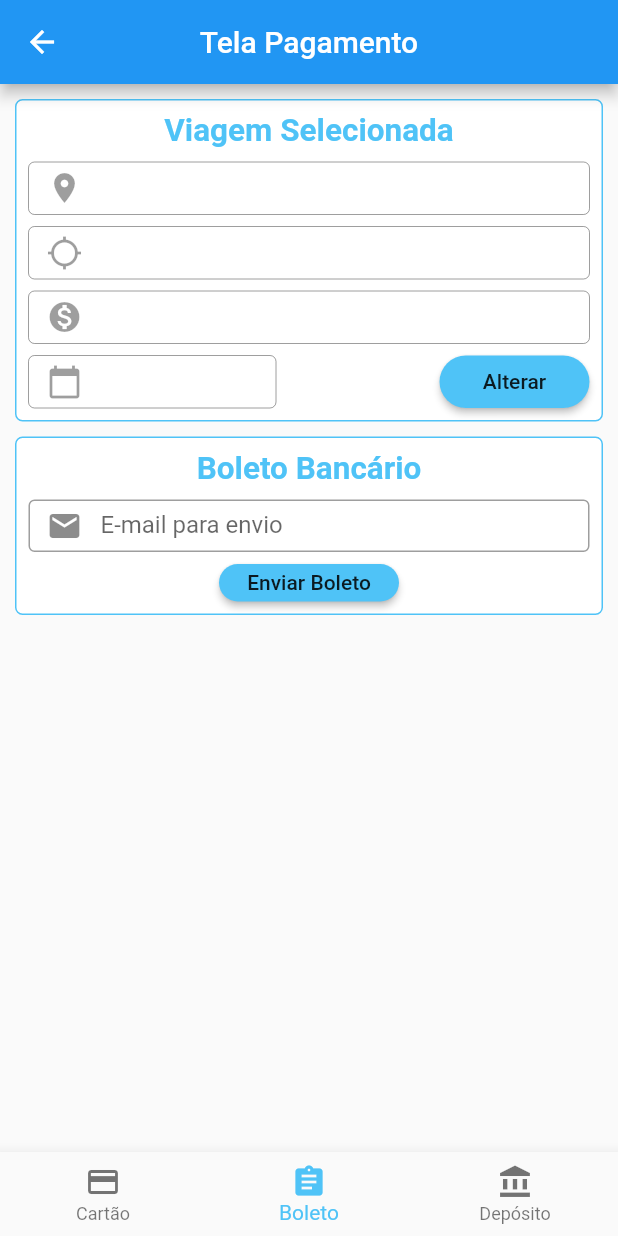
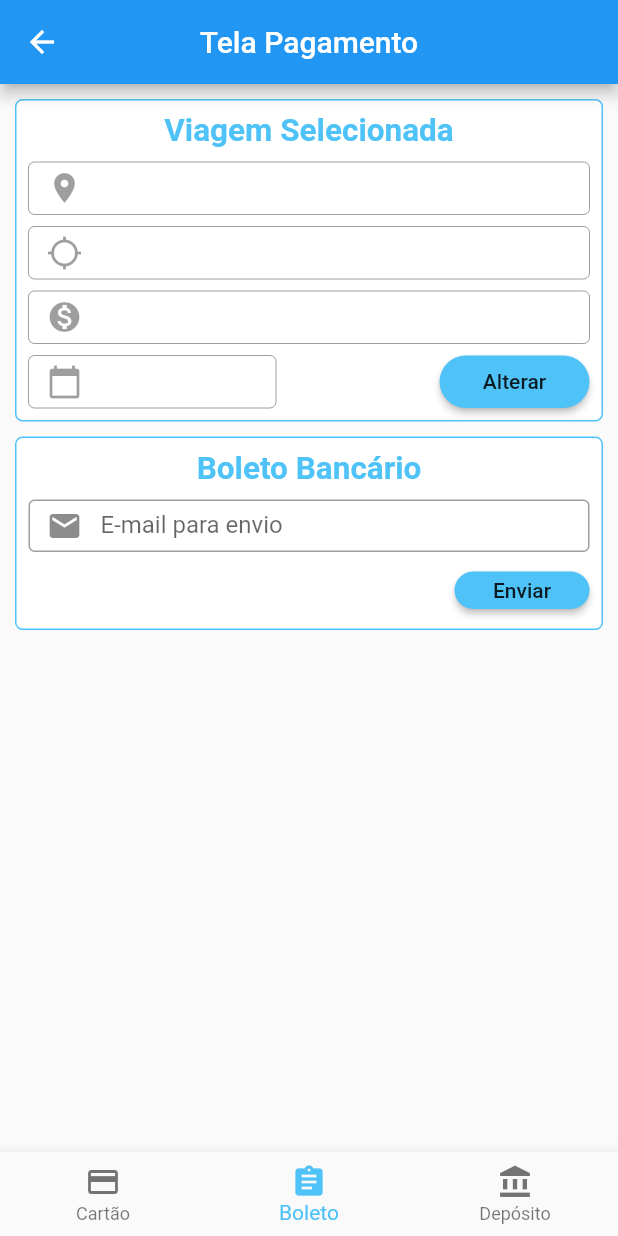
Before and after one commit to giovani-sarchesi/projetoDispMoveis, a Flutter app: the ComprarPassagem screen opened by its route, item 2 of the bottom bar chosen, on a phone screen of 412 x 824 dp. Run offline on Flutter 3.47's test engine with Material 2 defaults, Android fonts, the phone set to English and light mode, and no system bars; our stand-ins replace date_format, flutter_datetime_picker; missing offline and left inert: mask_shifter.

Commit message:
Alterações no fluxo de compra

```diff
--- a/projeto_aeroporto/lib/Telas/compraPassagem.dart
+++ b/projeto_aeroporto/lib/Telas/compraPassagem.dart
@@ -32,7 +32,7 @@ class _ComprarPassagemState extends State<ComprarPassagem> {
 
   int _indexAtual = 0;
   Widget atual = Selecione(texto: "Selecione uma forma de\npagamento no menu abaixo.",
-                          icone: (Icons.arrow_downward));
+                          icone: (Icons.expand_more));
   TextEditingController origem = TextEditingController();
   TextEditingController destino = TextEditingController();
   TextEditingController data = TextEditingController();
--- a/projeto_aeroporto/lib/Telas/login.dart
+++ b/projeto_aeroporto/lib/Telas/login.dart
@@ -39,7 +39,7 @@ void verificaLogin(String senha, String cpf){
   }
 
 
-  Navigator.pushReplacement(context, MaterialPageRoute(builder: (context) => MenuApp(
+  Navigator.push(context, MaterialPageRoute(builder: (context) => MenuApp(
     idCliente: verificaCPF.id
   )));
 
--- a/projeto_aeroporto/lib/Telas/menuApp.dart
+++ b/projeto_aeroporto/lib/Telas/menuApp.dart
@@ -6,6 +6,7 @@ import 'package:projeto_aeroporto/Listas/listaCruzeiros.dart';
 import 'package:projeto_aeroporto/Listas/listaOnibus.dart';
 import 'package:projeto_aeroporto/Listas/listaPassagens.dart';
 import 'package:projeto_aeroporto/Listas/listaVoos.dart';
+import 'package:projeto_aeroporto/Telas/telaInicial.dart';
 import 'package:projeto_aeroporto/Widgets/widgetSelecione.dart';
 import 'package:projeto_aeroporto/main.dart';
 
@@ -22,7 +23,7 @@ const MenuApp({
 class _MenuAppState extends State<MenuApp> {
 
 Widget lista = Selecione(texto: "Selecione uma das opções no menu acima.",
-                          icone: (Icons.arrow_upward));
+                          icone: (Icons.expand_less));
 
 verificaPassagens(){
   if(listaPassagensUsuario.length == 0){
@@ -49,7 +50,9 @@ verificaPassagens(){
             actions: [
               IconButton(icon: Icon(Icons.exit_to_app),
                          onPressed: (){
-                          Navigator.pushNamedAndRemoveUntil(context, '/telaInicial', ModalRoute.withName('/'));
+                          Navigator.push(context, MaterialPageRoute(builder: (context) => TelaInicial()
+                                                                               )
+                                                    );
                          }
               ),
             ],
@@ -124,7 +127,7 @@ verificaPassagens(){
                      onPressed: (){setState(() {
                        verificaPassagens();
                      });},
-                     icon: Icon(Icons.collections_bookmark, size: 30),
+                     icon: Icon(Icons.style, size: 30),
                      label:Text('Minhas\nPassagens', textScaleFactor: 0.75,),
                      shape: new RoundedRectangleBorder(
                           borderRadius: new BorderRadius.circular(1000.0),
--- a/projeto_aeroporto/lib/Widgets/widgetBoleto.dart
+++ b/projeto_aeroporto/lib/Widgets/widgetBoleto.dart
@@ -1,8 +1,7 @@
 import 'package:flutter/material.dart';
-import 'package:projeto_aeroporto/Alerts/alerts.dart';
-import 'package:projeto_aeroporto/Botoes/botoes.dart';
 import 'package:projeto_aeroporto/CaixasTexto/caixasTexto.dart';
 import 'package:projeto_aeroporto/Classes/classes.dart';
+import 'package:projeto_aeroporto/Telas/confirmaCompra.dart';
 import 'package:projeto_aeroporto/main.dart';
 
 class Boleto extends StatefulWidget {
@@ -28,19 +27,21 @@ const Boleto({
 class _BoletoState extends State<Boleto> {
 
 verificarDados(String email){
-  if(!email.contains('@')){
-    return alertInformativo(context,
-                        "Dados incorretos",
-                        "E-mail informado é inválido!",
-                        botaoFecharAlert(context, new Botao((Icons.edit), "Editar dados"))
+  if(email.isEmpty){
+    return setState(() {
+      corAviso = Colors.red;
+      textoAviso = "E-mail é obrigatório.";
+     }
     );
   }
 
-   alertInformativo(context,
-                   "Boleto gerado com sucesso!",
-                   "Boleto será enviado para o e-mail ${txtEmail.text}, após o pagamento sua passagem estará liberada.",
-                   botaoIrMenu(context, new Botao((Icons.check_circle), "Ir ao menu"), widget.idCliente)
+  if(!email.contains('@')){
+    return setState(() {
+      corAviso = Colors.red;
+      textoAviso = "E-mail inválido.";
+     }
     );
+  }
 
   listaTodasPassagens.add(Passagem((Icons.local_activity),
                                   listaTodasPassagens.length + 1,
@@ -51,9 +52,17 @@ verificarDados(String email){
                                   widget.destino,
                                   widget.valor,
                                   "Aguardando pagamento boleto"));
+
+  Navigator.push(context,
+                MaterialPageRoute(builder: (context) => ConfirmaCompra(idCliente: widget.idCliente,
+                                                                       mensagem: "Boleto gerado e enviado para o e-mail $email, após identificarmos seu pagamento sua passagem será liberada! Obrigado pela preferência."
+                                                                      )
+                                 )
+                );
 }
   TextEditingController txtEmail = TextEditingController();
-
+  dynamic corAviso = Colors.white;
+  dynamic textoAviso = "Vazio";
   @override
   Widget build(BuildContext context) {
     return Center(
@@ -79,11 +88,38 @@ verificarDados(String email){
                         SizedBox(height: 8),
                         textoParaEmail(35.0, true, (Icons.email), "E-mail para envio", txtEmail),
                         SizedBox(height: 8),
+                        Row(
+                          mainAxisAlignment: MainAxisAlignment.spaceBetween,
+                          children: [
+                            Container(
+                              height: 35,
+                              width: 165,
+                              decoration: BoxDecoration(
+                                color: Colors.white,
+                                border: Border.all(
+                                  color:corAviso,
+                                ),
+                                borderRadius: BorderRadius.all(Radius.circular(5.0)),
+                              ),
+                              child: Row(
+                                mainAxisAlignment: MainAxisAlignment.center,
+                              children: [
+                                Icon(Icons.warning,
+                                    color: corAviso,
+                                    ),
+                                Text(textoAviso,
+                                    style: TextStyle(
+                                      color: corAviso,
+                                    ),
+                                ),
+                            ],
+                          ),
+                        ),
                             SizedBox(
                               height: 25,
-                        width: 120,
+                              width: 90,
                               child: RaisedButton(
-                          child: Text("Enviar Boleto"),
+                                child: Text("Enviar"),
                                 onPressed: (){
                                   verificarDados(txtEmail.text);
                                 },
@@ -93,6 +129,8 @@ verificarDados(String email){
                                 color: Colors.lightBlue[300],
                               ),
                             ),
+                          ],
+                        ),
                       ]
                     )
       ),
--- a/projeto_aeroporto/lib/main.dart
+++ b/projeto_aeroporto/lib/main.dart
@@ -4,6 +4,7 @@ import 'package:flutter_localizations/flutter_localizations.dart';
 import 'package:projeto_aeroporto/Classes/classes.dart';
 import 'package:projeto_aeroporto/Telas/cadastrar.dart';
 import 'package:projeto_aeroporto/Telas/compraPassagem.dart';
+import 'package:projeto_aeroporto/Telas/confirmaCompra.dart';
 import 'package:projeto_aeroporto/Telas/login.dart';
 import 'package:projeto_aeroporto/Telas/menuApp.dart';
 import 'package:projeto_aeroporto/Telas/sobre.dart';
@@ -27,6 +28,7 @@ void main() {
     listaVoos.add(Voo((Icons.flight_takeoff), 14, "Ribeirão Preto", "Recife", "2.330,00", "18/09/2020"));
     listaVoos.add(Voo((Icons.flight_takeoff), 15, "Ribeirão Preto", "Santa Catarina", "1.650,99", "27/09/2020"));
     listaVoos.add(Voo((Icons.flight_takeoff), 16, "Ribeirão Preto", "Brasília", "1.900,50", "14/8/2020"));
+    listaVoos.add(Voo((Icons.flight_takeoff), 17, "Ribeirão Preto", "Gramado", "1.758,50", "14/8/2020"));
 
     listaOnibus.add(Onibus((Icons.directions_bus), 5, "Ribeirão Preto", "São Paulo", "100,00", "27/07/2020"));
     listaOnibus.add(Onibus((Icons.directions_bus), 6, "Ribeirão Preto", "Santos", "115,00", "10/06/2020"));
@@ -68,6 +70,7 @@ void main() {
             '/menuApp': (context) => MenuApp(),
             '/compraPassagem': (context) => ComprarPassagem(),
             '/sobre': (context) => Sobre(),
+            '/confirmaCompra': (context) => ConfirmaCompra(),
           },
         ));
 }
```
Also changed, not shown: projeto_aeroporto/lib/Botoes/botoes.dart (+9 -6 lines), projeto_aeroporto/lib/Telas/confirmaCompra.dart (added, +60 -0 lines), projeto_aeroporto/lib/Widgets/widgetDadosCartao.dart (+83 -26 lines), projeto_aeroporto/lib/Widgets/widgetDepositos.dart (+8 -8 lines), projeto_aeroporto/lib/Widgets/widgetGiovani.dart (+8 -6 lines), projeto_aeroporto/lib/Widgets/widgetKaue.dart (+6 -6 lines). Lines whose indentation alone changed are shown as unchanged.
